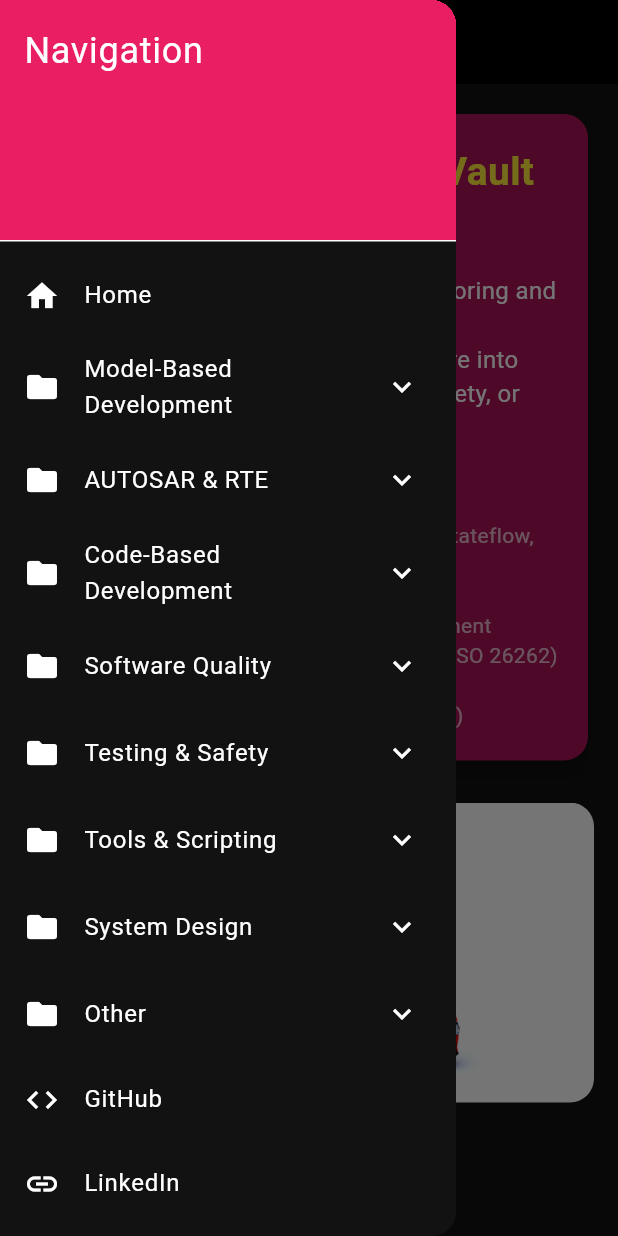
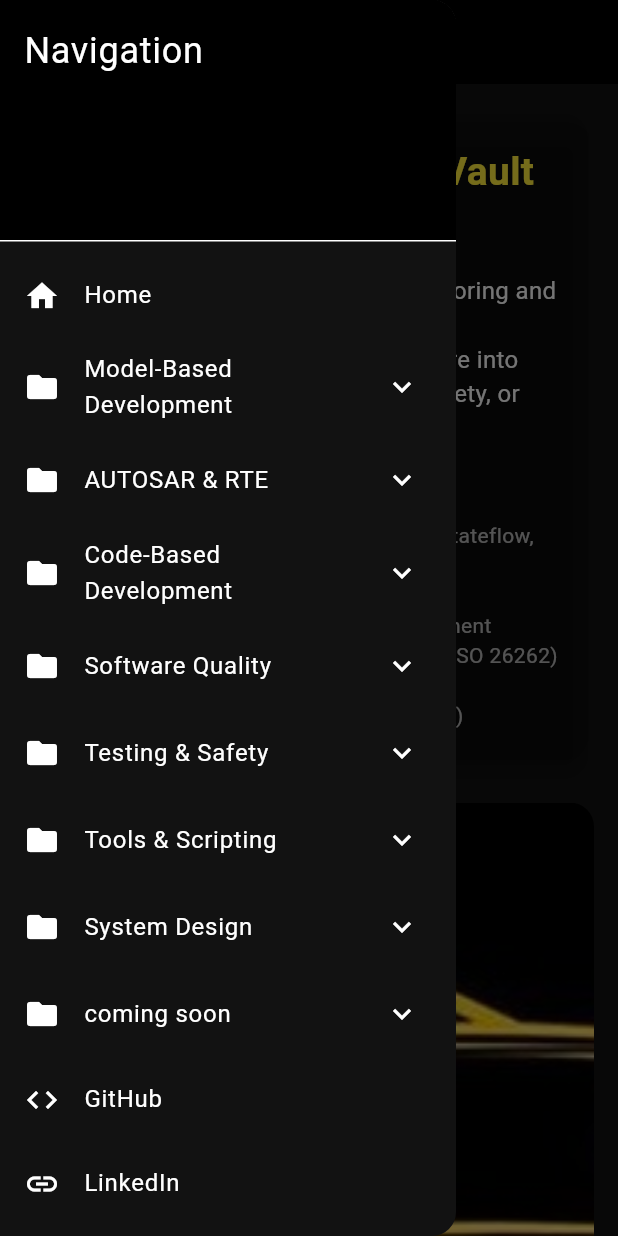
Before and after one commit to Mahija07/AutoDev_Vault, a Flutter app: the screen it shows after launch, with the side drawer open, on a phone screen of 412 x 824 dp. Run offline on Flutter 3.47's test engine with Material 3 defaults, Android fonts, the phone set to English and light mode, and no system bars; our stand-ins replace flutter_markdown.

Commit message:
a fixed version upgrade

```diff
--- a/lib/main.dart
+++ b/lib/main.dart
@@ -54,11 +54,7 @@ class MyApp extends StatelessWidget {
       'PREEvision': 'System_Design/preevision_qna.md',
       'Zonal Architecture': 'System_Design/zonal_architecture_qna.md',
     },
-    'Other': {
-      'Feedback': 'feedback.md',
-      'Contact': 'contacts.md',
-      'Coming Soon': 'coming_soon.md',
-    },
+    'coming soon': {'Coming Soon': 'coming_soon.md'},
   };
 
   @override
@@ -121,7 +117,7 @@ class HomePage extends StatelessWidget {
           padding: EdgeInsets.zero,
           children: [
             const DrawerHeader(
-              decoration: BoxDecoration(color: Colors.pink),
+              decoration: BoxDecoration(color: Colors.black),
               child: Text(
                 'Navigation',
                 style: TextStyle(color: Colors.white, fontSize: 24),
@@ -176,7 +172,7 @@ class HomePage extends StatelessWidget {
         padding: const EdgeInsets.all(16),
         children: [
           Card(
-            color: Colors.pink.shade800,
+            color: Colors.black12,
             shape: RoundedRectangleBorder(
               borderRadius: BorderRadius.circular(16),
             ),
@@ -225,7 +221,7 @@ class HomePage extends StatelessWidget {
             borderRadius: BorderRadius.circular(16),
             child: Image.asset(
               'assets/images/car.png', // 👈 Make sure this image exists
-              height: 200,
+              height: 400,
               fit: BoxFit.cover,
             ),
           ),
--- a/pubspec.yaml
+++ b/pubspec.yaml
@@ -1,4 +1,4 @@
-name: my_first_app
+name:  my_first_app
 description: "A new Flutter project."
 # The following line prevents the package from being accidentally published to
 # pub.dev using `flutter pub publish`. This is preferred for private packages.
```
Also changed, not shown: assets/images/car.png, 2 other files.
